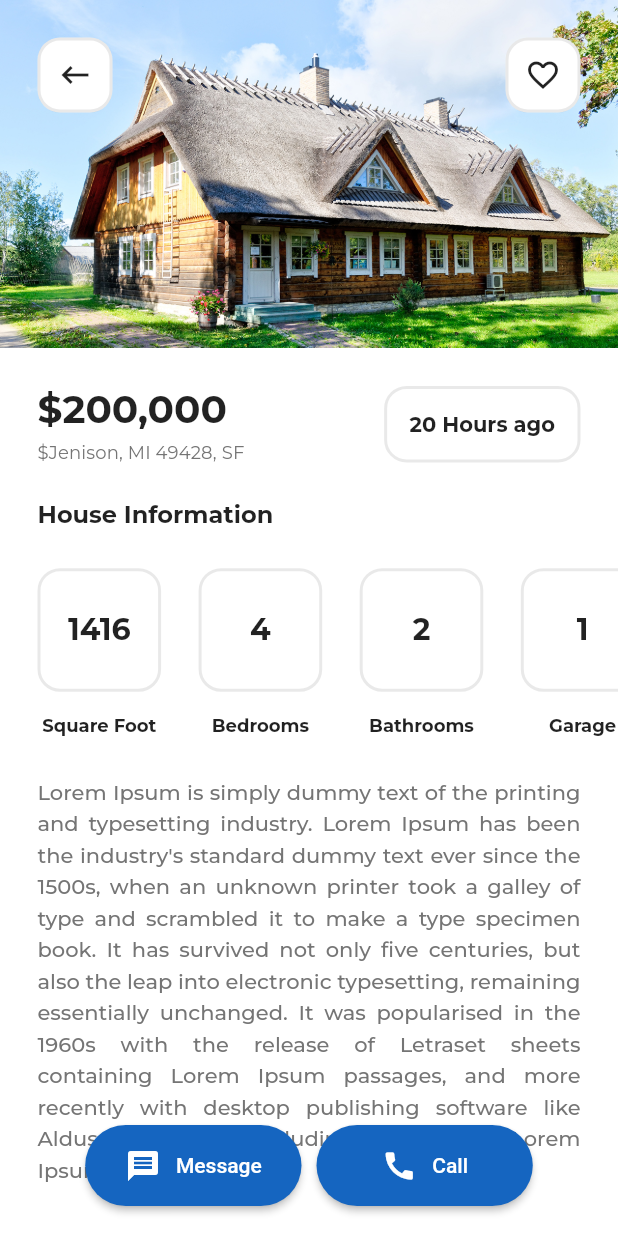
After one commit to Suheb786/buyHome-demo-, a Flutter app: the screen it shows after launch, after a tap on an icon or button, on a phone screen of 412 x 824 dp. The commit adds this screen. Run offline on Flutter 3.47's test engine with Material 2 defaults, Android fonts, the phone set to English and light mode, and no system bars; our stand-ins replace google_fonts.

Commit message:
home detail page UI added also optimized code

```diff
--- a/lib/comporents/widgets./border.dart
+++ b/lib/comporents/widgets./border.dart
@@ -7,7 +7,8 @@ class BorderIcon extends StatelessWidget {
   final EdgeInsets? padding;
   final double? width, height;
 
-  BorderIcon({Key? key, this.child, this.padding, this.width, this.height})
+  const BorderIcon(
+      {Key? key, this.child, this.padding, this.width, this.height})
       : super(key: key);
 
   @override
@@ -17,7 +18,7 @@ class BorderIcon extends StatelessWidget {
         height: height,
         decoration: BoxDecoration(
             color: WHITE_COLOR,
-            borderRadius: BorderRadius.all(Radius.circular(15.0)),
+            borderRadius: const BorderRadius.all( Radius.circular(15.0)),
             border: Border.all(color: GREY_COLOR.withAlpha(40), width: 2)),
         padding: padding ?? const EdgeInsets.all(8.0),
         child: Center(child: child));
--- a/lib/comporents/widgets./optionButton.dart
+++ b/lib/comporents/widgets./optionButton.dart
@@ -1,7 +1,7 @@
+// ignore_for_file: file_names
+
 import 'package:flutter/material.dart';
-
 import 'package:uifocused/comporents/constants.dart';
-
 import 'compornant.dart';
 
 class OptionButton extends StatelessWidget {
@@ -14,9 +14,9 @@ class OptionButton extends StatelessWidget {
 
   @override
   Widget build(BuildContext context) {
-    return Container(
+    return SizedBox(
       width: width,
-      child: FlatButton(
+      child: MaterialButton(
           color: BLUE_DARK_COLOR,
           splashColor: Colors.white.withAlpha(55),
           shape:
@@ -33,7 +33,7 @@ class OptionButton extends StatelessWidget {
               addHorizontalSpace(10),
               Text(
                 text,
-                style: TextStyle(color: WHITE_COLOR),
+                style: const TextStyle(color: WHITE_COLOR),
               )
             ],
           )),
--- a/lib/main.dart
+++ b/lib/main.dart
@@ -1,13 +1,10 @@
 import 'dart:ui';
-
-import 'package:flutter/cupertino.dart';
 import 'package:flutter/material.dart';
-import 'package:google_fonts/google_fonts.dart';
 import 'package:uifocused/comporents/constants.dart';
-import 'package:uifocused/home/home_view.dart';
+import 'package:uifocused/module/home/home_view.dart';
 
 void main() {
-  runApp(MyApp());
+  runApp(const MyApp());
 }
 
 class MyApp extends StatelessWidget {
@@ -17,14 +14,14 @@ class MyApp extends StatelessWidget {
   Widget build(BuildContext context) {
     double screenWidth = window.physicalSize.width;
     return MaterialApp(
-      title: "UI Focused",
+      title: "Buy Home",
       debugShowCheckedModeBanner: false,
       theme: ThemeData(
           primaryColor: WHITE_COLOR,
           colorScheme:
               ColorScheme.fromSwatch().copyWith(secondary: BLUE_DARK_COLOR),
           textTheme: screenWidth < 600 ? TEXT_THEME_SMALL : TEXT_THEME_DEFAULT),
-      home: HomeView(),
+      home: const HomeView(),
     );
   }
 }
--- a/lib/home/home_view.dart
+++ b/lib/module/home/home_view.dart
@@ -1,12 +1,15 @@
 import 'package:flutter/material.dart';
 import 'package:uifocused/comporents/constants.dart';
 import 'package:uifocused/comporents/functions/custom_functions.dart';
+import 'package:uifocused/module/home_details.dart/home_details.dart';
 import 'package:uifocused/random_data.dart';
 import 'package:uifocused/comporents/widgets./border.dart';
 import 'package:uifocused/comporents/widgets./compornant.dart';
 import 'package:uifocused/comporents/widgets./optionButton.dart';
 
 class HomeView extends StatelessWidget {
+  const HomeView({Key? key}) : super(key: key);
+
   @override
   Widget build(BuildContext context) {
     final Size size = MediaQuery.of(context).size;
@@ -15,7 +18,7 @@ class HomeView extends StatelessWidget {
     final sidePadding = EdgeInsets.symmetric(horizontal: padding);
     return SafeArea(
       child: Scaffold(
-          body: Container(
+          body: SizedBox(
         width: size.width,
         height: size.height,
         child: Stack(
@@ -32,8 +35,6 @@ class HomeView extends StatelessWidget {
                       BorderIcon(
                         height: 50,
                         width: 50,
-                        key: null,
-                        padding: null,
                         child: Icon(
                           Icons.menu,
                           color: BLACK_COLOR,
@@ -42,7 +43,6 @@ class HomeView extends StatelessWidget {
                       BorderIcon(
                         height: 50,
                         width: 50,
-                        padding: null,
                         child: Icon(
                           Icons.settings,
                           color: BLACK_COLOR,
@@ -122,12 +122,12 @@ class HouseItems extends StatelessWidget {
   Widget build(BuildContext context) {
     final ThemeData themeData = Theme.of(context);
     return GestureDetector(
-      // onTap: () {
-      //   Navigator.of(context).push(MaterialPageRoute(
-      //       builder: (context) => DetailPage(
-      //             itemData: itemData,
-      //           )));
-      // },
+      onTap: () {
+        Navigator.of(context).push(MaterialPageRoute(
+            builder: (context) => HomeDetailsView(
+                  itemData: itemData,
+                )));
+      },
       child: Container(
         margin: const EdgeInsets.symmetric(vertical: 20),
         child: Column(
--- /dev/null
+++ b/lib/module/home_details.dart/home_details.dart
@@ -0,0 +1,208 @@
+import 'package:flutter/material.dart';
+import 'package:uifocused/comporents/constants.dart';
+
+import '../../comporents/functions/custom_functions.dart';
+import '../../comporents/widgets./border.dart';
+import '../../comporents/widgets./compornant.dart';
+import '../../comporents/widgets./optionButton.dart';
+
+class HomeDetailsView extends StatelessWidget {
+  final dynamic itemData;
+
+  const HomeDetailsView({Key? key, @required this.itemData}) : super(key: key);
+  @override
+  Widget build(BuildContext context) {
+    final Size size = MediaQuery.of(context).size;
+    final ThemeData themeData = Theme.of(context);
+    const double padding = 25;
+    const sidePadding = EdgeInsets.symmetric(horizontal: padding);
+    return SafeArea(
+      child: Scaffold(
+        backgroundColor: WHITE_COLOR,
+        body: SizedBox(
+          width: size.width,
+          height: size.height,
+          child: Stack(
+            children: [
+              SingleChildScrollView(
+                physics: const BouncingScrollPhysics(),
+                child: Column(
+                  crossAxisAlignment: CrossAxisAlignment.start,
+                  children: [
+                    Stack(
+                      children: [
+                        Image.asset(itemData["image"]),
+                        Positioned(
+                          width: size.width,
+                          top: padding,
+                          child: Padding(
+                            padding: sidePadding,
+                            child: Row(
+                              mainAxisAlignment: MainAxisAlignment.spaceBetween,
+                              children: [
+                                InkWell(
+                                  onTap: () {
+                                    Navigator.pop(context);
+                                  },
+                                  child: BorderIcon(
+                                    height: 50,
+                                    width: 50,
+                                    child: Icon(
+                                      Icons.keyboard_backspace,
+                                      color: BLACK_COLOR,
+                                    ),
+                                  ),
+                                ),
+                                BorderIcon(
+                                  height: 50,
+                                  width: 50,
+                                  child: Icon(
+                                    Icons.favorite_border,
+                                    color: BLACK_COLOR,
+                                  ),
+                                ),
+                              ],
+                            ),
+                          ),
+                        ),
+                      ],
+                    ),
+                    addVerticalSpace(padding),
+                    Padding(
+                      padding: sidePadding,
+                      child: Row(
+                        mainAxisAlignment: MainAxisAlignment.spaceBetween,
+                        children: [
+                          Column(
+                            crossAxisAlignment: CrossAxisAlignment.start,
+                            children: [
+                              Text(
+                                formatCurrency(itemData["amount"]),
+                                style: themeData.textTheme.headline1,
+                              ),
+                              addVerticalSpace(5),
+                              Text(
+                                "\$${itemData["address"]}",
+                                style: themeData.textTheme.subtitle2,
+                              ),
+                            ],
+                          ),
+                          BorderIcon(
+                            padding: const EdgeInsets.symmetric(
+                                vertical: 15, horizontal: 15),
+                            child: Text(
+                              "20 Hours ago",
+                              style: themeData.textTheme.headline5,
+                            ),
+                          )
+                        ],
+                      ),
+                    ),
+                    addVerticalSpace(padding),
+                    Padding(
+                      padding: sidePadding,
+                      child: Text(
+                        "House Information",
+                        style: themeData.textTheme.headline4,
+                      ),
+                    ),
+                    addVerticalSpace(padding),
+                    SingleChildScrollView(
+                      scrollDirection: Axis.horizontal,
+                      physics: const BouncingScrollPhysics(),
+                      child: Row(
+                        children: [
+                          InformationTile(
+                            content: "${itemData["area"]}",
+                            name: "Square Foot",
+                          ),
+                          InformationTile(
+                            content: "${itemData["bedrooms"]}",
+                            name: "Bedrooms",
+                          ),
+                          InformationTile(
+                            content: "${itemData["bathrooms"]}",
+                            name: "Bathrooms",
+                          ),
+                          InformationTile(
+                            content: "${itemData["garage"]}",
+                            name: "Garage",
+                          )
+                        ],
+                      ),
+                    ),
+                    addVerticalSpace(padding),
+                    Padding(
+                      padding: sidePadding,
+                      child: Text(
+                        itemData["description"],
+                        textAlign: TextAlign.justify,
+                        style: themeData.textTheme.bodyText2,
+                      ),
+                    ),
+                    addVerticalSpace(100),
+                  ],
+                ),
+              ),
+              Positioned(
+                bottom: 20,
+                width: size.width,
+                child: Row(
+                  mainAxisAlignment: MainAxisAlignment.center,
+                  children: [
+                    OptionButton(
+                      text: "Message",
+                      icon: Icons.message,
+                      width: size.width * 0.35,
+                    ),
+                    addHorizontalSpace(10),
+                    OptionButton(
+                      text: "Call",
+                      icon: Icons.call,
+                      width: size.width * 0.35,
+                    ),
+                  ],
+                ),
+              )
+            ],
+          ),
+        ),
+      ),
+    );
+  }
+}
+
+class InformationTile extends StatelessWidget {
+  final String content;
+  final String name;
+
+  const InformationTile({Key? key, required this.content, required this.name})
+      : super(key: key);
+
+  @override
+  Widget build(BuildContext context) {
+    final ThemeData themeData = Theme.of(context);
+    final Size size = MediaQuery.of(context).size;
+    final double tileSize = size.width * 0.20;
+    return Container(
+      margin: const EdgeInsets.only(left: 25),
+      child: Column(
+        crossAxisAlignment: CrossAxisAlignment.center,
+        children: [
+          BorderIcon(
+              width: tileSize,
+              height: tileSize,
+              child: Text(
+                content,
+                style: themeData.textTheme.headline3,
+              )),
+          addVerticalSpace(15),
+          Text(
+            name,
+            style: themeData.textTheme.headline6,
+          )
+        ],
+      ),
+    );
+  }
+}
--- a/lib/random_data.dart
+++ b/lib/random_data.dart
@@ -1,3 +1,5 @@
+// ignore_for_file: constant_identifier_names
+
 const Random_Data = [
   {
     "image": "assets/images/image_2.jpg",
```
